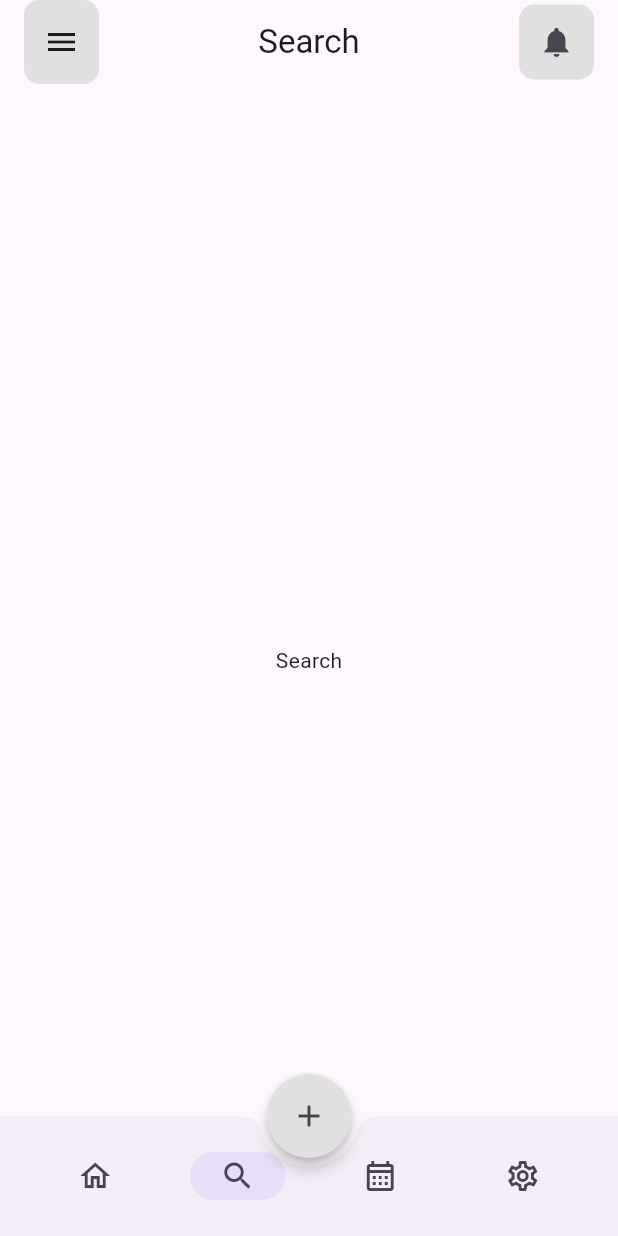
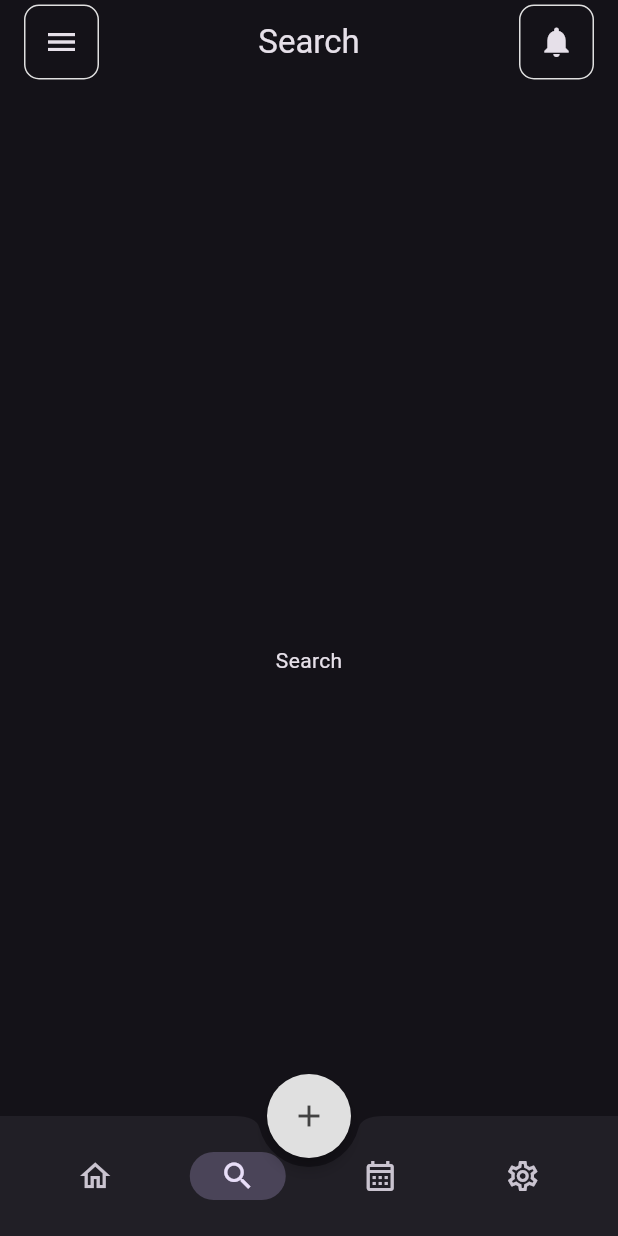
Before and after one commit to pulo0/task-todo-app, a Flutter app: the screen it shows after launch, item 2 of the bottom bar chosen, after a tap on the "menu" icon, on a phone screen of 412 x 824 dp. Run offline on Flutter 3.47's test engine with Material 3 defaults, Android fonts, the phone set to English and light mode, and no system bars; our stand-ins replace flutter_bloc.

Commit message:
feat: small changes, fixed issue regarding AppBar
And overall polished the home_screen, but it is still far from shipping to production

```diff
--- /dev/null
+++ b/devtools_options.yaml
@@ -0,0 +1,3 @@
+description: This file stores settings for Dart & Flutter DevTools.
+documentation: https://docs.flutter.dev/tools/devtools/extensions#configure-extension-enablement-states
+extensions:
--- a/lib/main.dart
+++ b/lib/main.dart
@@ -2,6 +2,7 @@ import 'package:flutter/material.dart';
 import 'package:flutter_bloc/flutter_bloc.dart';
 import 'package:task_todo_app/presentation/tab/cubit/content_switcher_cubit.dart';
 import 'package:task_todo_app/presentation/tab/tab_screen.dart';
+import 'package:task_todo_app/styles/app_themes.dart';
 
 void main() {
   runApp(const MainApp());
@@ -14,10 +15,11 @@ class MainApp extends StatelessWidget {
   Widget build(BuildContext context) {
     return BlocProvider(
       create: (context) => ContentSwitcherCubit(),
-      child: const MaterialApp(
+      child: MaterialApp(
         debugShowCheckedModeBanner: false,
+        theme: mainTheme(),
         title: 'Task Todo App',
-        home: TabScreen(),
+        home: const TabScreen(),
       ),
     );
   }
--- a/lib/presentation/home/home_screen.dart
+++ b/lib/presentation/home/home_screen.dart
@@ -1,63 +1,44 @@
 import 'package:flutter/material.dart';
-import 'package:task_todo_app/gen/assets.gen.dart';
+import 'package:task_todo_app/presentation/home/widgets/image_panel.dart';
 
 class HomeScreen extends StatelessWidget {
   const HomeScreen({super.key});
 
   @override
   Widget build(BuildContext context) {
-    return Column(
-      children: [
-        const SizedBox(height: 16),
-        Row(
-          mainAxisAlignment: MainAxisAlignment.center,
-          children: [
-            SizedBox(
-              width: 325,
-              height: 200,
-              child: ShaderMask(
-                shaderCallback: (rect) {
-                  return const LinearGradient(
-                    begin: Alignment.topCenter,
-                    end: Alignment.bottomCenter,
-                    colors: [Colors.black, Colors.transparent],
-                  ).createShader(
-                    Rect.fromLTRB(0, 0, rect.width, rect.height + 25),
-                  );
-                },
-                blendMode: BlendMode.dstIn,
-                child: Card(
-                  color: Colors.transparent,
-                  shape: RoundedRectangleBorder(
-                    borderRadius: BorderRadius.circular(10.0),
-                  ),
-                  clipBehavior: Clip.antiAliasWithSaveLayer,
-                  child: Image.asset(
-                    Assets.images.cardSunrise.keyName,
-                    fit: BoxFit.fill,
-                  ),
-                ),
+    final tempCount = List<String>.generate(100, (i) => 'Item $i');
+
+    return CustomScrollView(
+      physics: const BouncingScrollPhysics(),
+      slivers: <Widget>[
+        SliverToBoxAdapter(child: SizedBox(height: 16)),
+        SliverToBoxAdapter(child: ImagePanel()),
+        SliverToBoxAdapter(child: SizedBox(height: 16)),
+        SliverToBoxAdapter(child: Divider(endIndent: 16, indent: 16)),
+        SliverToBoxAdapter(
+          child: Padding(
+            padding: const EdgeInsets.symmetric(horizontal: 36),
+            child: Row(
+              mainAxisAlignment: MainAxisAlignment.spaceBetween,
+              children: <Widget>[
+                const Text('Today Tasks'),
+                ElevatedButton(onPressed: () {}, child: const Text('See All')),
+              ],
+            ),
+          ),
+        ),
+        SliverList(
+          delegate: SliverChildBuilderDelegate(
+            (context, index) => Padding(
+              padding: const EdgeInsets.symmetric(vertical: 10),
+              child: Card(
+                elevation: 10,
+                child: Text('Item ${tempCount[index]}'),
               ),
             ),
-          ],
-        ),
-        const SizedBox(
-          height: 16,
-        ),
-        const Divider(
-          endIndent: 16,
-          indent: 16,
-        ),
-        Padding(
-          padding: const EdgeInsets.symmetric(horizontal: 36.0),
-          child: Row(
-            mainAxisAlignment: MainAxisAlignment.spaceBetween,
-            children: [
-              Text('Today\'s day'),
-              TextButton(onPressed: () {}, child: const Text('See All')),
-            ],
+            childCount: tempCount.length,
           ),
-        ),
+        )
       ],
     );
   }
--- /dev/null
+++ b/lib/presentation/home/widgets/image_panel.dart
@@ -0,0 +1,42 @@
+import 'package:task_todo_app/gen/assets.gen.dart';
+import 'package:flutter/material.dart';
+
+class ImagePanel extends StatelessWidget {
+  const ImagePanel({super.key});
+
+  @override
+  Widget build(BuildContext context) {
+    return Row(
+      mainAxisAlignment: MainAxisAlignment.center,
+      children: [
+        SizedBox(
+          width: 325,
+          height: 200,
+          child: ShaderMask(
+            shaderCallback: (rect) {
+              return const LinearGradient(
+                begin: Alignment.topCenter,
+                end: Alignment.bottomCenter,
+                colors: [Colors.black, Colors.transparent],
+              ).createShader(
+                Rect.fromLTRB(0, 0, rect.width, rect.height + 25),
+              );
+            },
+            blendMode: BlendMode.dstIn,
+            child: Card(
+              color: Colors.transparent,
+              shape: RoundedRectangleBorder(
+                borderRadius: BorderRadius.circular(10.0),
+              ),
+              clipBehavior: Clip.antiAliasWithSaveLayer,
+              child: Image.asset(
+                Assets.images.cardSunrise.keyName,
+                fit: BoxFit.fill,
+              ),
+            ),
+          ),
+        ),
+      ],
+    );
+  }
+}
--- a/lib/presentation/tab/tab_screen.dart
+++ b/lib/presentation/tab/tab_screen.dart
@@ -18,22 +18,15 @@ class _TabScreenState extends State<TabScreen> {
     return BlocBuilder<ContentSwitcherCubit, ContentSwitcherState>(
       builder: (context, state) => Scaffold(
         appBar: AppBar(
-            automaticallyImplyLeading: false,
-            leading: AppBarIconsButtons(
-              optionIcon: const Icon(Icons.menu_outlined),
-              onButtonPress: () {},
-              paddingOptionToLeft: 16,
-            ),
-            leadingWidth: 66,
-            title: Text(state.pageName),
-            centerTitle: true,
-            actions: [
-              AppBarIconsButtons(
-                optionIcon: const Icon(Icons.notifications),
-                onButtonPress: () {},
-                paddingOptionToRight: 16,
-              )
-            ]),
+          title: Row(
+            mainAxisAlignment: MainAxisAlignment.spaceBetween,
+            children: <Widget>[
+              AppBarIconsButtons(optionIcon: const Icon(Icons.menu_outlined), onButtonPress: () {},),
+              Text(state.pageName),
+              AppBarIconsButtons(optionIcon: const Icon(Icons.notifications), onButtonPress: () {},),
+            ],
+          ),
+        ),
         extendBody: true,
         resizeToAvoidBottomInset: false,
         floatingActionButtonLocation: FloatingActionButtonLocation.centerDocked,
--- a/lib/presentation/tab/widgets/app_bar_icons_buttons.dart
+++ b/lib/presentation/tab/widgets/app_bar_icons_buttons.dart
@@ -16,25 +16,22 @@ class AppBarIconsButtons extends StatelessWidget {
 
   @override
   Widget build(BuildContext context) {
-    return Padding(
-        padding: paddingOptionToLeft != null
-            ? EdgeInsets.only(left: paddingOptionToLeft!)
-            : EdgeInsets.only(
-                right: paddingOptionToRight!,
-              ),
-        child: Container(
+    return InkWell(
+      onTap: onButtonPress,
+      borderRadius: const BorderRadius.all(Radius.circular(10)),
+      splashColor: Colors.black12,
+      child: Ink(
+        height: 50,
+        width: 50,
         decoration: BoxDecoration(
-            color: Colors.grey.shade300,
           shape: BoxShape.rectangle,
           border: Border.all(color: Colors.grey.shade300),
           borderRadius: const BorderRadius.all(
             Radius.circular(10),
           ),
         ),
-          child: IconButton(
-            icon: optionIcon,
-            onPressed: onButtonPress,
+        child: optionIcon,
       ),
-        ));
+    );
   }
 }
--- /dev/null
+++ b/lib/styles/app_themes.dart
@@ -0,0 +1,13 @@
+import 'package:flutter/material.dart';
+import 'package:flutter/services.dart';
+
+ThemeData mainTheme() => ThemeData(
+      brightness: Brightness.dark,
+      useMaterial3: true,
+      appBarTheme: mainAppBarTheme,
+      visualDensity: VisualDensity.adaptivePlatformDensity,
+    );
+
+AppBarTheme get mainAppBarTheme => const AppBarTheme(
+      systemOverlayStyle: SystemUiOverlayStyle.dark,
+    );
--- a/pubspec.yaml
+++ b/pubspec.yaml
@@ -10,12 +10,13 @@ dependencies:
   flutter:
     sdk: flutter
   flutter_bloc: ^9.0.0
+  google_fonts: ^6.2.1
 
 dev_dependencies:
   flutter_test:
     sdk: flutter
   flutter_lints: ^3.0.0
-  build_runner: ^2.4.14
+  build_runner: 2.4.13
   flutter_gen_runner: ^5.8.0
 
 flutter:
```
Also changed, not shown: pubspec.lock, 1 other file. Lines whose indentation alone changed are shown as unchanged.
